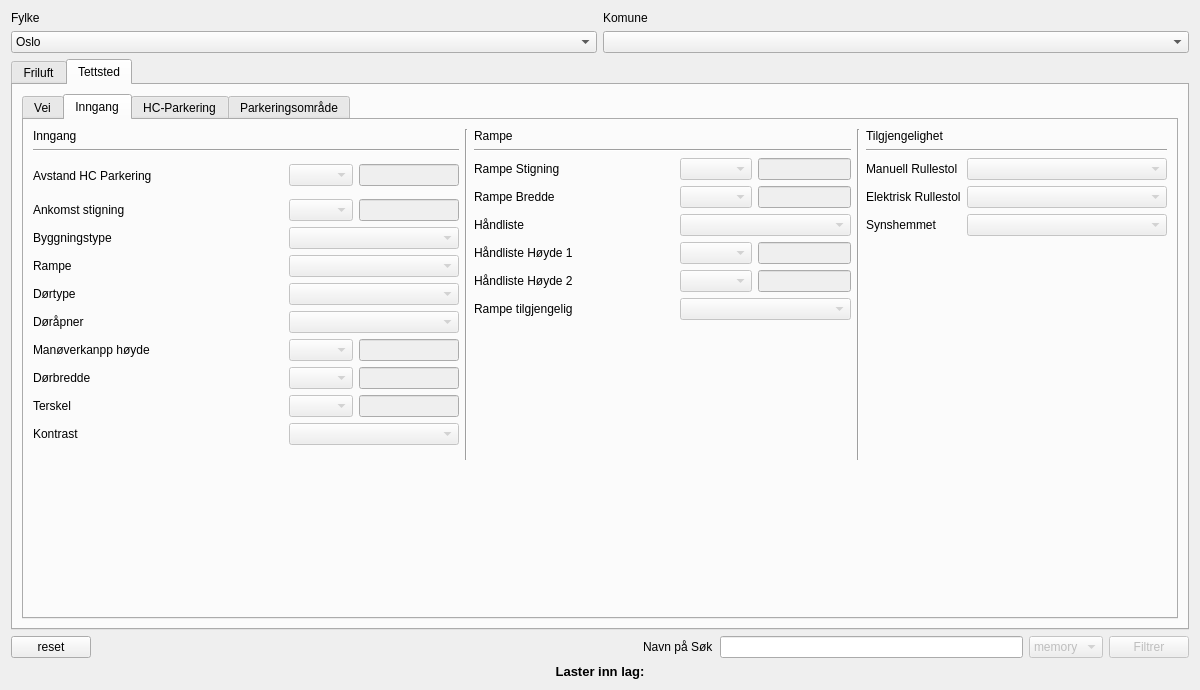
Above: Tilgjengelighet_dialog_base.ui from KaspArno/Tilgjengelighet before the change. Below: the same form after it.
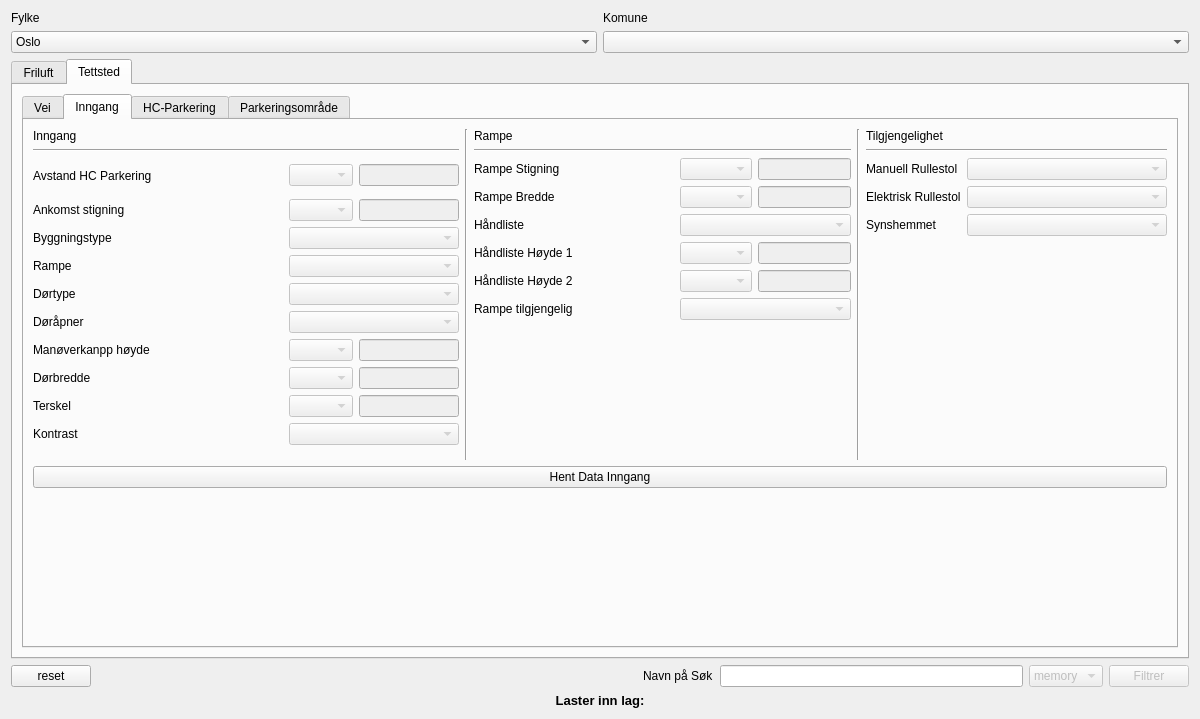
That is the form after the change.

Diff of the .ui file:
```diff
--- a/Tilgjengelighet_dialog_base.ui
+++ b/Tilgjengelighet_dialog_base.ui
@@ -7,7 +7,7 @@
     <x>0</x>
     <y>0</y>
     <width>1200</width>
-    <height>690</height>
+    <height>719</height>
    </rect>
   </property>
   <property name="minimumSize">
@@ -5175,6 +5175,13 @@
                      </item>
                     </layout>
                    </item>
+                   <item>
+                    <widget class="QPushButton" name="pushButton_HentDataInngang">
+                     <property name="text">
+                      <string>Hent Data Inngang</string>
+                     </property>
+                    </widget>
+                   </item>
                    <item>
                     <spacer name="verticalSpacer_45">
                      <property name="orientation">
```
Left out of the diff: 5 changed lines with no effect on the pictures.
